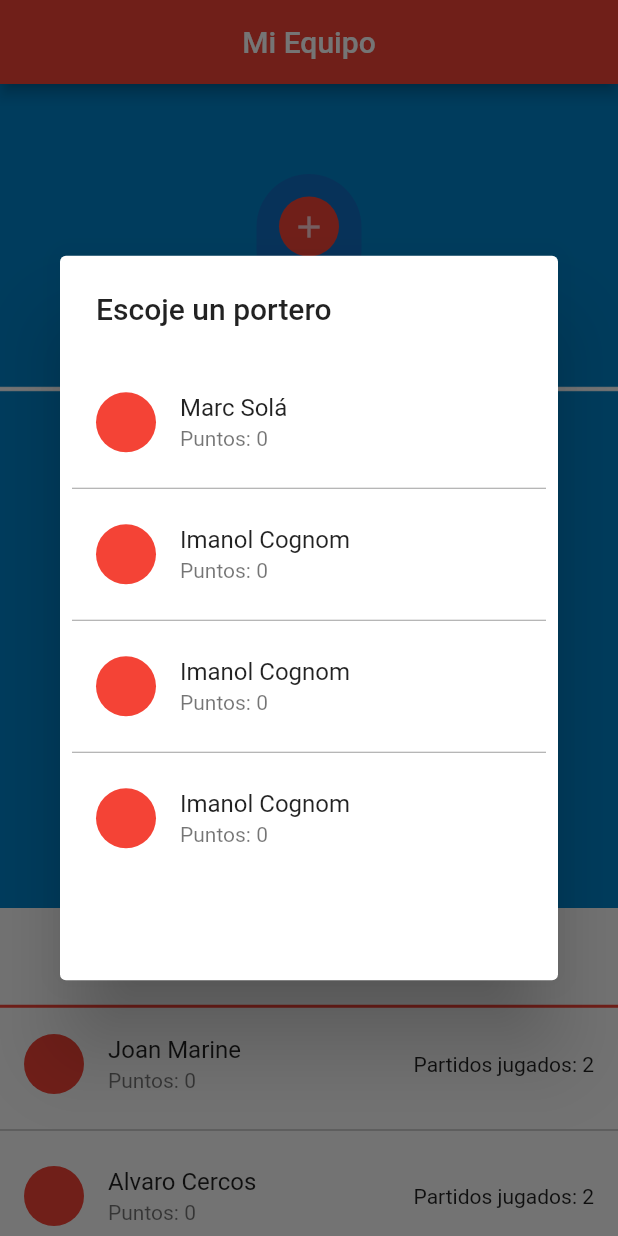
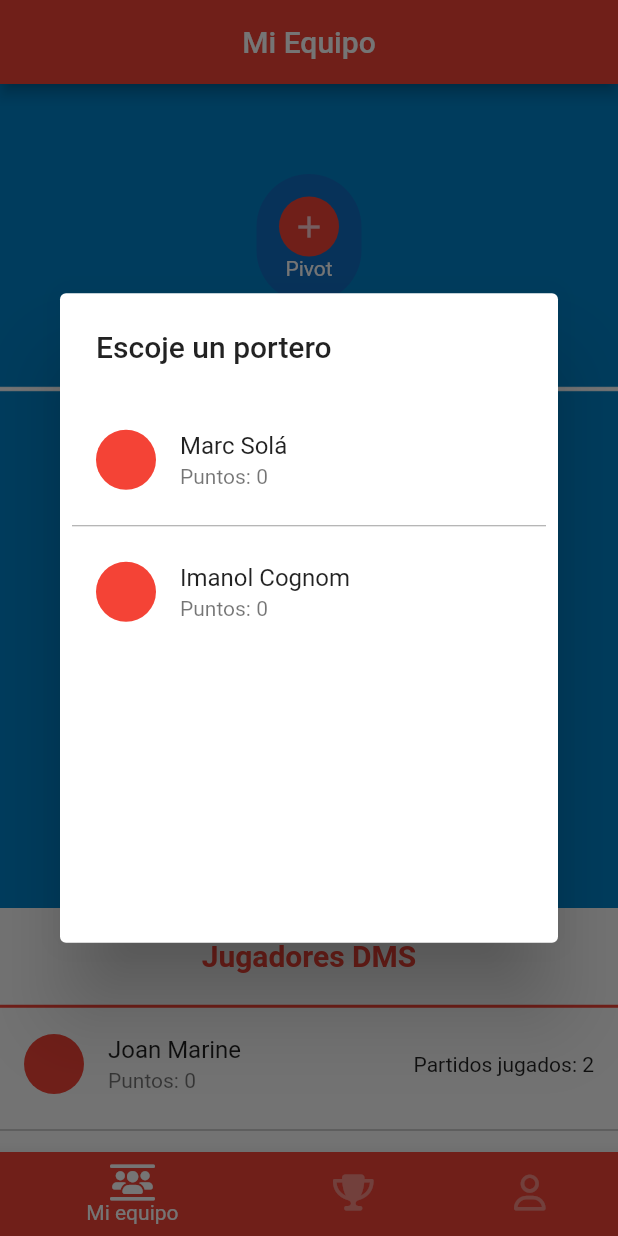
Before and after one commit to joanmc11/dms_app, a Flutter app: the screen it shows after launch, after a tap on "Portero", on a phone screen of 412 x 824 dp. Run offline on Flutter 3.47's test engine with Material 2 defaults, Android fonts, the phone set to English and light mode, and no system bars; our stand-ins replace firebase_core, font_awesome_flutter, get; accounts and stored records are empty.

Commit message:
Conectado a Firebase, navigationBar, Perfil, Clasificación

```diff
--- /dev/null
+++ b/lib/controller/navigation_controller.dart
@@ -0,0 +1,10 @@
+import 'package:get/get.dart';
+
+class BottomNavigationController extends GetxController{
+
+  var selectedIndex = 0.obs;
+
+  void changeIndex(int index){
+    selectedIndex.value = index;
+  }
+}
--- a/lib/main.dart
+++ b/lib/main.dart
@@ -1,7 +1,12 @@
-import 'package:dms_app/screens/team_screen.dart';
+import 'package:dms_app/firebase_options.dart';
+import 'package:dms_app/view/navigation_bar.dart';
+import 'package:firebase_core/firebase_core.dart';
 import 'package:flutter/material.dart';
 
-void main() {
+void main() async {
+  await Firebase.initializeApp(
+    options: DefaultFirebaseOptions.currentPlatform,
+  );
   runApp(const MyApp());
 }
 
@@ -13,13 +18,10 @@ class MyApp extends StatelessWidget {
   Widget build(BuildContext context) {
     return MaterialApp(
       debugShowCheckedModeBanner: false,
-      title: 'DMS App',
+      title: 'My Team App',
       theme: ThemeData(
-
-        primarySwatch: Colors.red,
-        secondaryHeaderColor: Colors.yellow
-      ),
-      home: TeamScreen(),
+          primarySwatch: Colors.red, secondaryHeaderColor: Colors.yellow),
+      home: NavigationPage(),
     );
   }
 }
--- /dev/null
+++ b/lib/models/user_model.dart
@@ -0,0 +1,19 @@
+
+
+import 'package:dms_app/models/player_model.dart';
+
+class UserModel {
+
+  final String id;
+  final bool admin;
+  final String name;
+  final String avatar;
+  final List<Player>? players;
+  final int points;
+  final int position;
+
+  UserModel({required this.id, required this.admin, required this.name, this.avatar = "", required this.players, this.points = 0, this.position = 1});
+
+
+
+}
--- /dev/null
+++ b/lib/view/clasification_view.dart
@@ -0,0 +1,52 @@
+import 'package:dms_app/models/user_model.dart';
+import 'package:dms_app/widgets/toggle_buttons.dart';
+import 'package:flutter/material.dart';
+
+class ClasificationScreen extends StatelessWidget {
+  const ClasificationScreen({super.key});
+
+  @override
+  Widget build(BuildContext context) {
+    final List<UserModel> users = [
+      UserModel(id: "1", admin: false, name: "Joan", players: null),
+      UserModel(id: "1", admin: false, name: "User2", players: null),
+      UserModel(id: "1", admin: false, name: "User3", players: null),
+      UserModel(id: "1", admin: false, name: "User4", players: null),
+      UserModel(id: "1", admin: false, name: "User5", players: null),
+    ];
+
+    return SafeArea(
+        child: Padding(
+          padding: const EdgeInsets.only(top: 16.0),
+          child: SingleChildScrollView(
+            child: Column(
+              children: [
+                const Padding(
+                  padding: EdgeInsets.all(16.0),
+                  child: ToggleButtonsClasification(),
+                ),
+                ListView.builder(
+                  shrinkWrap: true,
+                  physics: const NeverScrollableScrollPhysics(),
+                  itemCount: users.length,
+                  itemBuilder: (BuildContext context, int index) {
+                    final user = users[index];
+                    return ListTile(
+                      leading: user.avatar == ""
+                          ? const CircleAvatar(child: Icon(Icons.sports_bar))
+                          : Container(),
+                      title: Text(user.name),
+                      trailing: Text(
+                        "${user.points}",
+                        style: const TextStyle(fontWeight: FontWeight.bold),
+                      ),
+                    );
+                  },
+                )
+              ],
+            ),
+          ),
+        ),
+    );
+  }
+}
--- /dev/null
+++ b/lib/view/navigation_bar.dart
@@ -0,0 +1,70 @@
+import 'package:dms_app/controller/navigation_controller.dart';
+import 'package:dms_app/view/clasification_view.dart';
+import 'package:dms_app/view/perfil.dart';
+import 'package:dms_app/view/team_view.dart';
+import 'package:flutter/material.dart';
+import 'package:font_awesome_flutter/font_awesome_flutter.dart';
+import 'package:get/get.dart';
+
+// ignore: must_be_immutable
+class NavigationPage extends StatelessWidget {
+  BottomNavigationController bottomNavigationController =
+      Get.put(BottomNavigationController());
+  NavigationPage({super.key});
+
+  final views = [
+    TeamScreen(),
+    const ClasificationScreen(),
+    const Perfil(),
+  ];
+
+  final titles = ["Mi Equipo", "Clasificación", "Mi Perfil"];
+
+  @override
+  Widget build(BuildContext context) {
+    return Scaffold(
+      appBar: AppBar(
+        title: Obx(() => Center(child: Text(titles[bottomNavigationController.selectedIndex.value]))),
+      ),
+      body: Obx(() => IndexedStack(
+            index: bottomNavigationController.selectedIndex.value,
+            children: views,
+          )),
+      bottomNavigationBar: Obx(
+        () => BottomNavigationBar(
+            type: BottomNavigationBarType.shifting,
+            selectedItemColor: Colors.white,
+            unselectedItemColor: Colors.white38,
+            showSelectedLabels: true,
+            showUnselectedLabels: false,
+            onTap: (index) {
+              bottomNavigationController.changeIndex(index);
+            },
+            currentIndex: bottomNavigationController.selectedIndex.value,
+            items: const [
+              BottomNavigationBarItem(
+                icon: FaIcon(
+                  FontAwesomeIcons.usersBetweenLines,
+                ),
+                label: "Mi equipo",
+                backgroundColor: Colors.red,
+              ),
+              BottomNavigationBarItem(
+                icon: FaIcon(
+                  FontAwesomeIcons.trophy,
+                ),
+                label: "Clasificación",
+                backgroundColor: Colors.red,
+              ),
+              BottomNavigationBarItem(
+                icon: FaIcon(
+                  FontAwesomeIcons.user,
+                ),
+                label: "Perfil",
+                backgroundColor: Colors.red,
+              ),
+            ]),
+      ),
+    );
+  }
+}
--- /dev/null
+++ b/lib/view/perfil.dart
@@ -0,0 +1,53 @@
+import 'package:dms_app/widgets/profile_menu.dart';
+import 'package:flutter/material.dart';
+import 'package:font_awesome_flutter/font_awesome_flutter.dart';
+
+class Perfil extends StatelessWidget {
+  const Perfil({super.key});
+
+  @override
+  Widget build(BuildContext context) {
+    return SingleChildScrollView(
+      child: Padding(
+        padding: const EdgeInsets.only(top: 16.0),
+        child: Column(
+          mainAxisAlignment: MainAxisAlignment.start,
+          crossAxisAlignment: CrossAxisAlignment.center,
+          children: [
+            Center(
+              child: CircleAvatar(
+                radius: MediaQuery.of(context).size.width * 0.18,
+                child: FaIcon(
+                  FontAwesomeIcons.userLarge,
+                  size: MediaQuery.of(context).size.width * 0.15,
+                ),
+              ),
+            ),
+            Padding(
+              padding: const EdgeInsets.all(8.0),
+              child: Text(
+                "Joan",
+                style: TextStyle(
+                    fontWeight: FontWeight.bold,
+                    fontSize: MediaQuery.of(context).size.width * 0.1),
+              ),
+            ),
+            const Padding(
+              padding: EdgeInsets.only(top:16.0, bottom: 8.0),
+              child: Text("Opciones de Liga", style: TextStyle(fontSize: 18),),
+            ),
+            const ProfileMenu(text: "Añadir jugador", icon: FontAwesomeIcons.user),
+            const ProfileMenu(text: "Puntuar Jornada", icon: Icons.sports_soccer_outlined),
+            Padding(
+              padding: const EdgeInsets.all(32.0),
+              child: ElevatedButton.icon(onPressed: (){}, icon: const FaIcon(Icons.start), label: const Text("Empezar jornada")),
+            ),
+
+
+
+          ],
+        ),
+      ),
+    );
+  }
+}
--- a/lib/screens/team_screen.dart
+++ b/lib/view/team_view.dart
@@ -62,29 +62,12 @@ class TeamScreen extends StatelessWidget {
         points: 0,
         image: "",
         goalkeeper: true),
-    Player(
-        id: 1,
-        name: "Imanol",
-        surename: "Cognom",
-        points: 0,
-        image: "",
-        goalkeeper: true),
-    Player(
-        id: 1,
-        name: "Imanol",
-        surename: "Cognom",
-        points: 0,
-        image: "",
-        goalkeeper: true),
+
   ];
 
   @override
   Widget build(BuildContext context) {
-    return Scaffold(
-      appBar: AppBar(
-        title: const Center(child: Text('Mi Equipo')),
-      ),
-      body: SingleChildScrollView(
+    return SingleChildScrollView(
         child: Column(children: [
           Stack(
             children: [
@@ -165,8 +148,7 @@ class TeamScreen extends StatelessWidget {
                   ))
               .toList()
         ]),
-      ),
-    );
+      );
   }
 
   _showPlayerList(context) {
@@ -182,8 +164,8 @@ class TeamScreen extends StatelessWidget {
         title: const Text("Escoje un jugador para esta posición"),
         actions: [
           SizedBox(
-            height: 400.0,
-            width: 400.0,
+            height: 350.0,
+            width: 350.0,
             child: ListView.separated(
               shrinkWrap: true,
               scrollDirection: Axis.vertical,
@@ -218,8 +200,8 @@ class TeamScreen extends StatelessWidget {
         title: const Text("Escoje un portero"),
         actions: [
           SizedBox(
-            height: 400.0,
-            width: 400.0,
+            height: 350.0,
+            width: 350.0,
             child: ListView.separated(
               shrinkWrap: true,
               scrollDirection: Axis.vertical,
--- /dev/null
+++ b/lib/widgets/profile_menu.dart
@@ -0,0 +1,38 @@
+import 'package:flutter/material.dart';
+
+class ProfileMenu extends StatelessWidget {
+  final String text;
+  final IconData icon;
+  const ProfileMenu({
+    Key? key,
+    required this.text,
+    required this.icon,
+    this.press,
+  }) : super(key: key);
+
+  final VoidCallback? press;
+
+  @override
+  Widget build(BuildContext context) {
+    return Padding(
+      padding: const EdgeInsets.symmetric(horizontal: 20, vertical: 10),
+      child: TextButton(
+        style: TextButton.styleFrom(
+          padding: const EdgeInsets.all(20),
+          shape:
+              RoundedRectangleBorder(borderRadius: BorderRadius.circular(15)),
+          side: BorderSide(color: Colors.red),
+        ),
+        onPressed: () {},
+        child: Row(
+          children: [
+            Icon(icon),
+            const SizedBox(width: 20),
+            Expanded(child: Text(text)),
+            const Icon(Icons.arrow_forward_ios),
+          ],
+        ),
+      ),
+    );
+  }
+}
--- /dev/null
+++ b/lib/widgets/toggle_buttons.dart
@@ -0,0 +1,38 @@
+import 'package:flutter/material.dart';
+
+class ToggleButtonsClasification extends StatefulWidget {
+  const ToggleButtonsClasification({super.key});
+
+  @override
+  State<ToggleButtonsClasification> createState() =>
+      _ToggleButtonsClasificationState();
+}
+
+class _ToggleButtonsClasificationState
+    extends State<ToggleButtonsClasification> {
+  final List<bool> _selectedButton = [true, false];
+  @override
+  Widget build(BuildContext context) {
+    return ToggleButtons(
+      direction: Axis.horizontal,
+      onPressed: ((index) {
+        setState(() {
+          for (int i = 0; i < _selectedButton.length; i++) {
+            _selectedButton[i] = i == index;
+          }
+        });
+      }),
+      isSelected: _selectedButton,
+      borderRadius: const BorderRadius.all(Radius.circular(8)),
+      selectedBorderColor: Colors.red[700],
+      selectedColor: Colors.white,
+      fillColor: Colors.red[200],
+      color: Colors.red[400],
+      constraints:  BoxConstraints(
+        minHeight: 40.0,
+        minWidth: MediaQuery.of(context).size.width/2.5,
+      ),
+      children: const [Text("General"), Text("Jornada")],
+    );
+  }
+}
```
Also changed, not shown: pubspec.yaml (+6 -16 lines), lib/firebase_options.dart (added), pubspec.lock, 5 other files.
